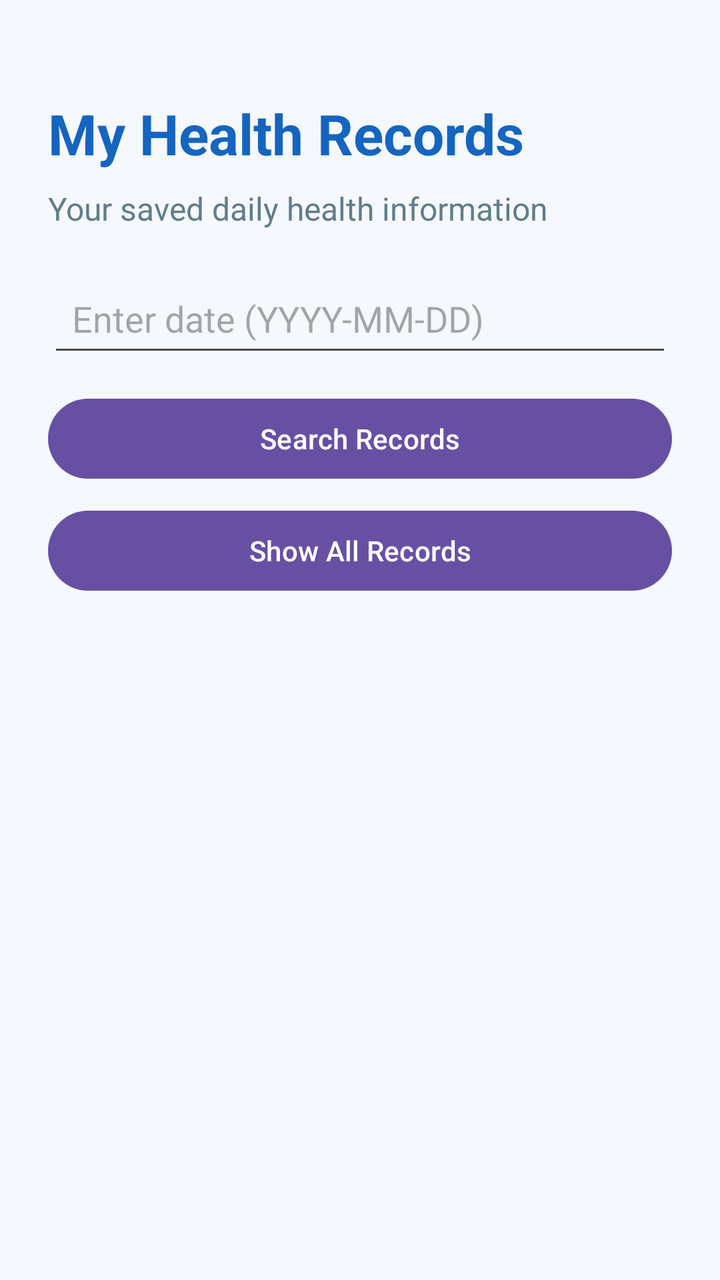
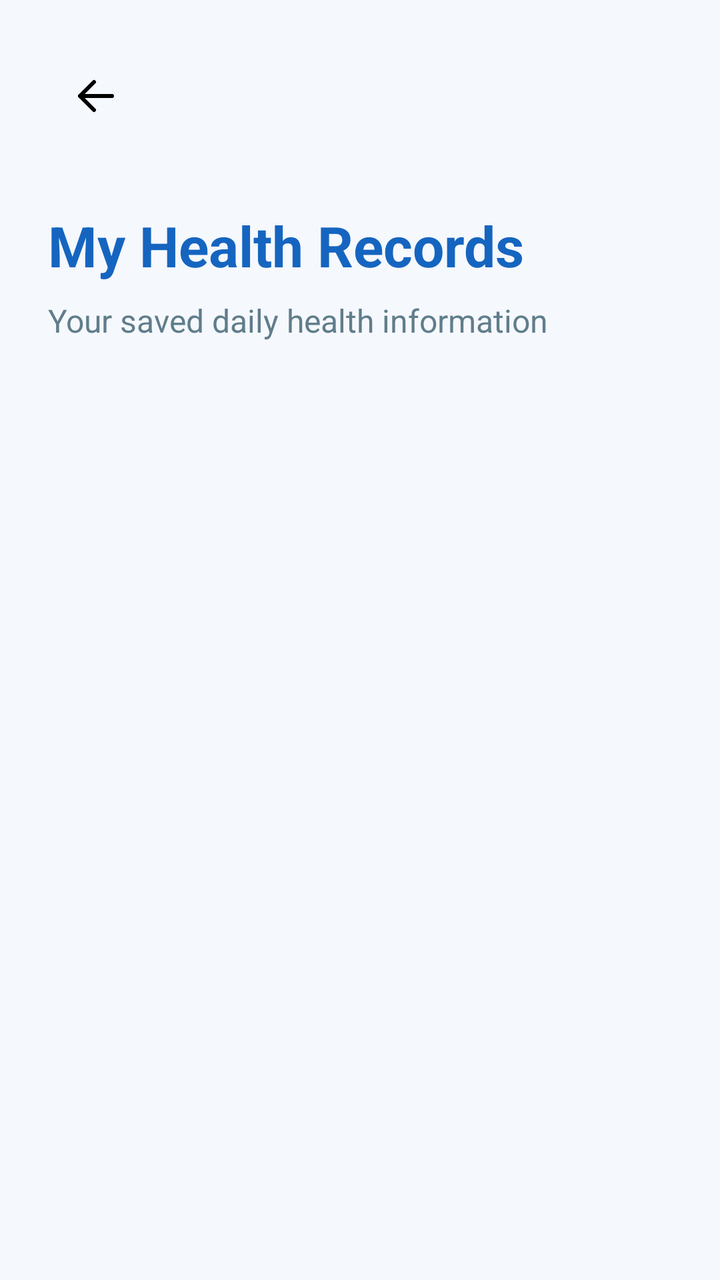

The first picture is an Android layout as it rendered before a commit; the second is the same layout after the commit. The layout source and the unified diff follow.
<!-- AndroidManifest.xml: application theme Theme.HealthMate -->
<!-- res/layout/activity_view_records.xml -->
<?xml version="1.0" encoding="utf-8"?>
<LinearLayout
    xmlns:android="http://schemas.android.com/apk/res/android"
    android:id="@+id/main"
    android:layout_width="match_parent"
    android:layout_height="match_parent"
    android:orientation="vertical"
    android:background="#F5F8FC"
    android:padding="24dp">

    <TextView
        android:layout_width="match_parent"
        android:layout_height="wrap_content"
        android:text="My Health Records"
        android:textSize="28sp"
        android:textStyle="bold"
        android:textColor="#1565C0"
        android:layout_marginTop="24dp"/>

    <TextView
        android:layout_width="match_parent"
        android:layout_height="wrap_content"
        android:text="Your saved daily health information"
        android:textSize="16sp"
        android:textColor="#607D8B"
        android:layout_marginTop="8dp"
        android:layout_marginBottom="20dp"/>


    
    <EditText
        android:id="@+id/etSearchDate"
        android:layout_width="match_parent"
        android:layout_height="wrap_content"
        android:hint="Enter date (YYYY-MM-DD)"
        android:inputType="none"
        android:focusable="false"
        android:clickable="true"
        android:cursorVisible="false"
        android:singleLine="true"
        android:layout_marginBottom="12dp"
        android:padding="12dp" />


    
    <Button
        android:id="@+id/btnSearchRecords"
        android:layout_width="match_parent"
        android:layout_height="wrap_content"
        android:text="Search Records"
        android:layout_marginBottom="8dp" />

    
    <Button
        android:id="@+id/btnShowAllRecords"
        android:layout_width="match_parent"
        android:layout_height="wrap_content"
        android:text="Show All Records"
        android:layout_marginBottom="12dp" />



    <ScrollView
        android:layout_width="match_parent"
        android:layout_height="0dp"
        android:layout_weight="1"
        android:fillViewport="true">

        <LinearLayout
            android:id="@+id/recordsContainer"
            android:layout_width="match_parent"
            android:layout_height="wrap_content"
            android:orientation="vertical"/>

    </ScrollView>

</LinearLayout>
<!-- resources referenced by this layout -->
<resources>
  <style name="Theme.HealthMate" parent="Base.Theme.HealthMate" />
  <style name="Base.Theme.HealthMate" parent="Theme.Material3.DayNight.NoActionBar">
          
          
      </style>
</resources>

<!-- the commit's change to res/layout/activity_view_records.xml (unified diff, before → after) -->
@@ -1,12 +1,24 @@
 <?xml version="1.0" encoding="utf-8"?>
 <LinearLayout
     xmlns:android="http://schemas.android.com/apk/res/android"
+    xmlns:app="http://schemas.android.com/apk/res-auto"
     android:id="@+id/main"
     android:layout_width="match_parent"
     android:layout_height="match_parent"
     android:orientation="vertical"
     android:background="#F5F8FC"
     android:padding="24dp">
+
+    <ImageButton
+        android:id="@+id/btnBack"
+        android:layout_width="48dp"
+        android:layout_height="48dp"
+        android:src="@drawable/ic_arrow_back"
+        app:tint="#000000"
+        android:background="?attr/selectableItemBackgroundBorderless"
+        android:contentDescription="Go back"
+        android:padding="12dp"
+        android:layout_marginBottom="8dp" />
 
     <TextView
         android:layout_width="match_parent"
@@ -26,40 +38,6 @@
         android:layout_marginTop="8dp"
         android:layout_marginBottom="20dp"/>
 
-
-    
-    <EditText
-        android:id="@+id/etSearchDate"
-        android:layout_width="match_parent"
-        android:layout_height="wrap_content"
-        android:hint="Enter date (YYYY-MM-DD)"
-        android:inputType="none"
-        android:focusable="false"
-        android:clickable="true"
-        android:cursorVisible="false"
-        android:singleLine="true"
-        android:layout_marginBottom="12dp"
-        android:padding="12dp" />
-
-
-    
-    <Button
-        android:id="@+id/btnSearchRecords"
-        android:layout_width="match_parent"
-        android:layout_height="wrap_content"
-        android:text="Search Records"
-        android:layout_marginBottom="8dp" />
-
-    
-    <Button
-        android:id="@+id/btnShowAllRecords"
-        android:layout_width="match_parent"
-        android:layout_height="wrap_content"
-        android:text="Show All Records"
-        android:layout_marginBottom="12dp" />
-
-
-
     <ScrollView
         android:layout_width="match_parent"
         android:layout_height="0dp"
<!-- resource entries referenced after the edit -->
@@ -1,5 +1,21 @@
 <!-- resources referenced by this layout -->
 <resources>
+  <!-- drawable ic_arrow_back (drawable) -->
+  <vector xmlns:android="http://schemas.android.com/apk/res/android"
+      android:width="24dp"
+      android:height="24dp"
+      android:viewportWidth="24"
+      android:viewportHeight="24">
+  
+      <path
+          android:fillColor="@android:color/transparent"
+          android:strokeColor="#FFFFFF"
+          android:strokeWidth="2"
+          android:strokeLineCap="round"
+          android:strokeLineJoin="round"
+          android:pathData="M20,12 L4,12 M11,5 L4,12 L11,19" />
+  
+  </vector>
   <style name="Theme.HealthMate" parent="Base.Theme.HealthMate" />
   <style name="Base.Theme.HealthMate" parent="Theme.Material3.DayNight.NoActionBar">
           
